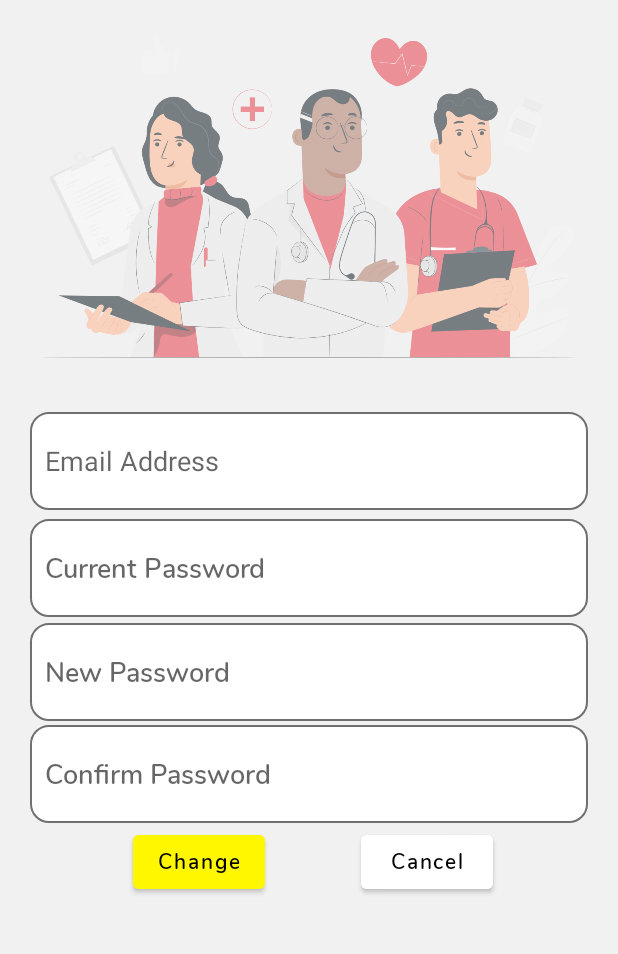
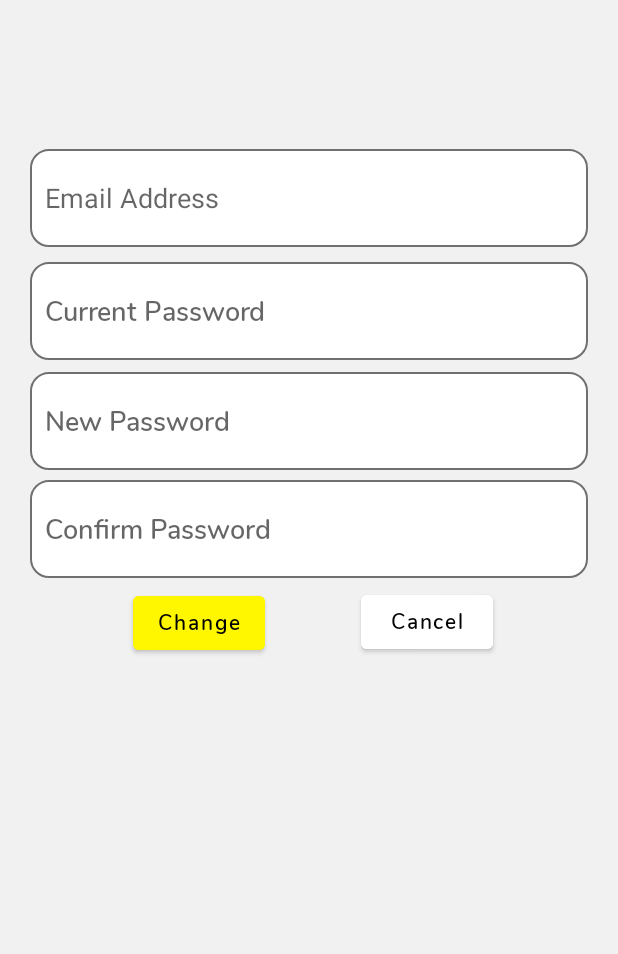
Before and after one commit to HKpro2090/Medic-App, an Android app: the screen it shows after launch (MainActivity), after a tap on "Forgot Password ?", on a phone screen of 412 x 824 dp, the part 177-1131 px from its top. Run offline under Robolectric (Android 15) with nearby library versions, the phone set to English and light mode, and no system bars.

Commit message:
Imageresize functionality added

```diff
--- a/app/src/main/java/com/example/medic_app/ChangePassword.java
+++ b/app/src/main/java/com/example/medic_app/ChangePassword.java
@@ -21,6 +21,10 @@ public class ChangePassword extends Fragment {
         cancel.setOnClickListener(new View.OnClickListener() {
             @Override
             public void onClick(View v) {
+                ((MainActivity)getActivity()).imageresize(0.32f);
+                ((MainActivity)getActivity()).reloadimg();
+                ((MainActivity)getActivity()).makefragmentbig(0.54f);
+
                 FragmentManager m=getFragmentManager();
                 FragmentTransaction ft=m.beginTransaction();
                 ft.replace(R.id.RegistrationFrame,new LoginFragment());
--- a/app/src/main/java/com/example/medic_app/LoginFragment.java
+++ b/app/src/main/java/com/example/medic_app/LoginFragment.java
@@ -22,6 +22,9 @@ public class LoginFragment extends Fragment {
         sgnupbtn.setOnClickListener(new View.OnClickListener() {
             @Override
             public void onClick(View v) {
+                ((MainActivity)getActivity()).imageresize(0.1f);
+                ((MainActivity)getActivity()).makeimgempty();
+                ((MainActivity)getActivity()).makefragmentbig(0.77f);
                 FragmentManager m=getFragmentManager();
                 FragmentTransaction ft=m.beginTransaction();
                 ft.replace(R.id.RegistrationFrame,new SignupFragment());
@@ -32,6 +35,9 @@ public class LoginFragment extends Fragment {
         fpassbtn.setOnClickListener(new View.OnClickListener() {
             @Override
             public void onClick(View v) {
+                ((MainActivity)getActivity()).imageresize(0.1f);
+                ((MainActivity)getActivity()).makeimgempty();
+                ((MainActivity)getActivity()).makefragmentbig(0.77f);
                 FragmentManager m=getFragmentManager();
                 FragmentTransaction ft=m.beginTransaction();
                 ft.replace(R.id.RegistrationFrame,new ChangePassword());
--- a/app/src/main/java/com/example/medic_app/MainActivity.java
+++ b/app/src/main/java/com/example/medic_app/MainActivity.java
@@ -3,14 +3,19 @@ package com.example.medic_app;
 import android.app.ActionBar;
 import android.content.res.Resources;
 import android.os.Bundle;
+import android.view.ViewGroup;
 import android.widget.Button;
 import android.view.View;
 import android.widget.ImageButton;
 import android.widget.ImageView;
+import android.widget.TableLayout;
 import android.widget.Toast;
 
 import androidx.appcompat.app.AppCompatActivity;
+import androidx.constraintlayout.widget.ConstraintLayout;
+import androidx.constraintlayout.widget.ConstraintSet;
 import androidx.fragment.app.Fragment;
+import androidx.fragment.app.FragmentContainerView;
 import androidx.fragment.app.FragmentManager;
 import androidx.fragment.app.FragmentTransaction;
 
@@ -23,7 +28,7 @@ public class MainActivity extends AppCompatActivity {
        Bundle users = new Bundle();
        users.putString("ajiteshjs2001@gmail.com","");
        loadFragment(new LoginFragment());
-
+       //imv.setLayoutParams(lp);
     }
 
     public void loadFragment(Fragment fragment)
@@ -33,9 +38,30 @@ public class MainActivity extends AppCompatActivity {
         fragmentTransaction.replace(R.id.RegistrationFrame, fragment);
         fragmentTransaction.commit();
     }
-    public void loadtoast()
+
+    public void imageresize(float f){
+        ConstraintSet set  = new ConstraintSet();
+        ImageView imv = (ImageView)findViewById(R.id.imageView);
+        ViewGroup.LayoutParams lp = (ConstraintLayout.LayoutParams)imv.getLayoutParams();
+        ((ConstraintLayout.LayoutParams) lp).matchConstraintPercentHeight = f;
+    }
+
+    public void makeimgempty()
     {
-        Toast.makeText(getApplicationContext(),"Signing in",Toast.LENGTH_LONG).show();
-        System.out.println("Clicked");
+        ImageView imv = (ImageView) findViewById(R.id.imageView);
+        imv.setImageResource(0);
+    }
+    public void makefragmentbig(float f)
+    {
+        ConstraintSet set  = new ConstraintSet();
+        FragmentContainerView imv = (FragmentContainerView) findViewById(R.id.RegistrationFrame);
+        ViewGroup.LayoutParams lp = (ConstraintLayout.LayoutParams)imv.getLayoutParams();
+        ((ConstraintLayout.LayoutParams) lp).matchConstraintPercentHeight = f;
+    }
+
+    public void reloadimg()
+    {
+        ImageView imv = (ImageView) findViewById(R.id.imageView);
+        imv.setImageResource(R.drawable.loginpage);
     }
 }
--- a/app/src/main/java/com/example/medic_app/SignupFragment.java
+++ b/app/src/main/java/com/example/medic_app/SignupFragment.java
@@ -21,6 +21,9 @@ public class SignupFragment extends Fragment {
         lginbtn.setOnClickListener(new View.OnClickListener() {
             @Override
             public void onClick(View v) {
+                ((MainActivity)getActivity()).imageresize(0.32f);
+                ((MainActivity)getActivity()).reloadimg();
+                ((MainActivity)getActivity()).makefragmentbig(0.54f);
                 FragmentManager m=getFragmentManager();
                 FragmentTransaction ft=m.beginTransaction();
                 ft.replace(R.id.RegistrationFrame,new LoginFragment());
--- a/app/src/main/res/layout/activity_main.xml
+++ b/app/src/main/res/layout/activity_main.xml
@@ -5,6 +5,7 @@
     android:layout_width="match_parent"
     android:layout_height="match_parent"
     android:background="?android:attr/colorPrimary"
+    android:id="@+id/constraint"
     >
 
     <TextView
@@ -36,7 +37,7 @@
         app:layout_constraintTop_toBottomOf="@+id/imageView"
         app:layout_constraintVertical_bias="0.01999998"
         app:layout_constraintVertical_weight="5"
-        app:layout_constraintHeight_percent="0.52"/>
+        app:layout_constraintHeight_percent="0.54"/>
 
     <ImageView
         android:id="@+id/imageView"
--- a/app/src/main/res/layout/signup_fragment_layout.xml
+++ b/app/src/main/res/layout/signup_fragment_layout.xml
@@ -150,7 +150,7 @@
             app:layout_constraintEnd_toEndOf="parent"
             app:layout_constraintStart_toStartOf="parent"
             app:layout_constraintTop_toBottomOf="@+id/SignupPasswordButton"
-            app:layout_constraintVertical_bias="1.0">
+            app:layout_constraintVertical_bias="0.82">
 
             <TextView
                 android:layout_width="wrap_content"
```
